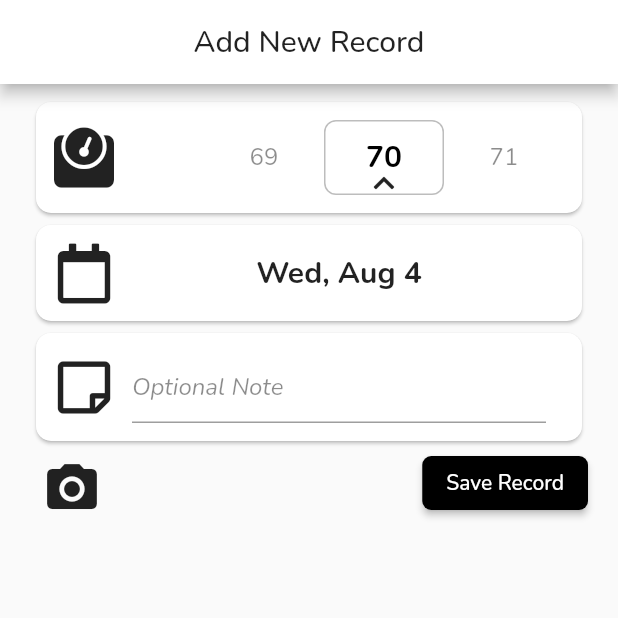
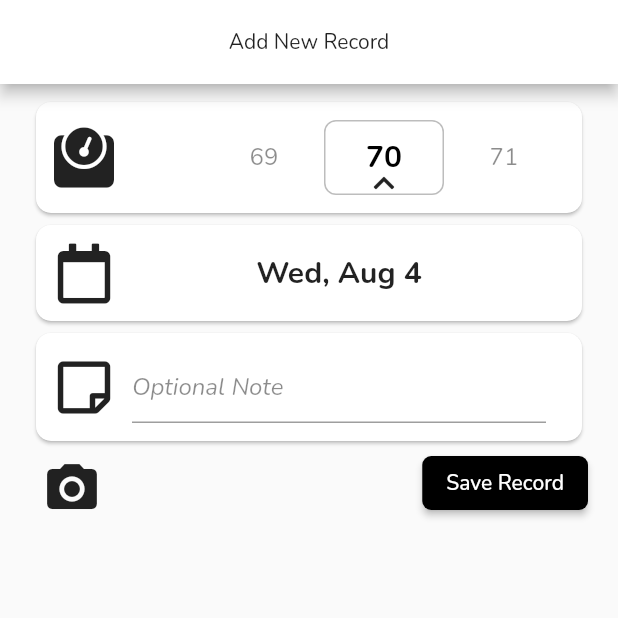
Before and after one commit to ozkayas/weight-tracker, a Flutter app: the screen it shows after launch, after a tap on the "add" icon, on a phone screen of 412 x 824 dp, the top half of it. Run offline on Flutter 3.47's test engine with Material 2 defaults, Android fonts, the phone set to English and light mode, and no system bars; drawn by our look-alikes of numberpicker; our stand-ins replace animated_bottom_navigation_bar, fl_chart, font_awesome_flutter, freezed_annotation, get, get_storage and 2 more.

Commit message:
Add theme class

```diff
--- /dev/null
+++ b/lib/common/theme.dart
@@ -0,0 +1,21 @@
+import 'package:flutter/material.dart';
+import 'package:google_fonts/google_fonts.dart';
+
+class Themes {
+
+  static ThemeData lightTheme = ThemeData(
+  textTheme: GoogleFonts.nunitoTextTheme(),
+  scaffoldBackgroundColor: Colors.grey.shade50,
+  primaryTextTheme: TextTheme(
+  headline6: TextStyle(
+  color: Colors.black
+  ),),
+  appBarTheme: AppBarTheme(backgroundColor: Colors.white,
+  textTheme: GoogleFonts.nunitoTextTheme(),
+  //textTheme: GoogleFonts.nunitoTextTheme(Theme.of(context).textTheme),
+
+  centerTitle: true,
+
+  ),);
+
+}
--- a/lib/main.dart
+++ b/lib/main.dart
@@ -4,6 +4,7 @@ import 'package:get/get_navigation/src/root/get_material_app.dart';
 import 'package:get_storage/get_storage.dart';
 import 'package:google_fonts/google_fonts.dart';
 import 'package:weight_tracker/common/dismiss_keyboard.dart';
+import 'package:weight_tracker/common/theme.dart';
 import 'package:weight_tracker/views/home_page.dart';
 
 void main() async {
@@ -24,29 +25,14 @@ class MyApp extends StatelessWidget {
     return DismissKeyboard(
       child: GetMaterialApp(
         debugShowCheckedModeBanner: false,
-        theme: ThemeData(
-
-          //fontFamily: ,
-          textTheme: GoogleFonts.nunitoTextTheme(Theme.of(context).textTheme),
-          scaffoldBackgroundColor: Colors.grey.shade50,
-          primaryTextTheme: TextTheme(
-          headline6: TextStyle(
-          color: Colors.black
-      ),),
-          appBarTheme: AppBarTheme(backgroundColor: Colors.white,
-            textTheme: GoogleFonts.nunitoTextTheme(Theme.of(context).textTheme),
-
-            centerTitle: true,
-
-            //titleTextStyle: TextStyle(color: Colors.green, backgroundColor: Colors.red),
-        ),),
+        theme: Themes.lightTheme,
         home: HomePage(),
       ),
     );
   }
 }
 
-/// Todo; Add Font nunito
+
 /// Todo; Add Dark Theme
 /// Todo; Find & Add A Cool Graph package
 /// Todo; toast to undo feature
```
